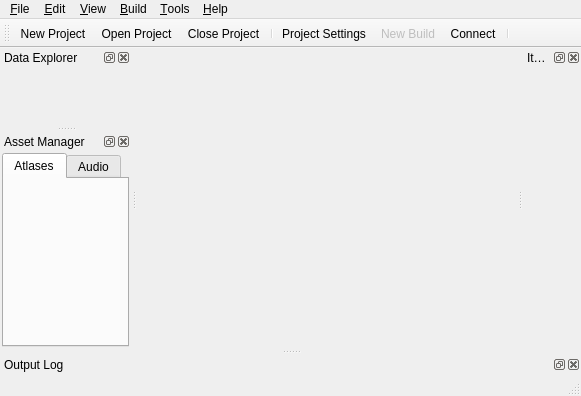
Old version of the form Editor/src/MainWindow.ui in the repository GameOverture/HarmonyEngine.
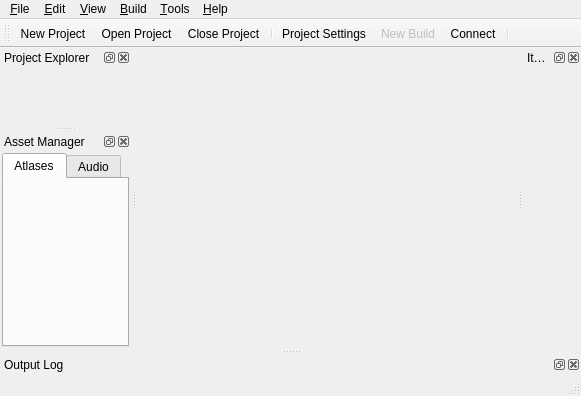
New version of the form. Icons and pictures are not drawn. Custom widgets are drawn as their Qt base class.

What changed in the file:
```diff
--- a/Editor/src/MainWindow.ui
+++ b/Editor/src/MainWindow.ui
@@ -156,7 +156,7 @@
     <set>Qt::BottomDockWidgetArea|Qt::LeftDockWidgetArea|Qt::RightDockWidgetArea</set>
    </property>
    <property name="windowTitle">
-    <string>Data Explorer</string>
+    <string>Project Explorer</string>
    </property>
    <attribute name="dockWidgetArea">
     <number>1</number>
```
